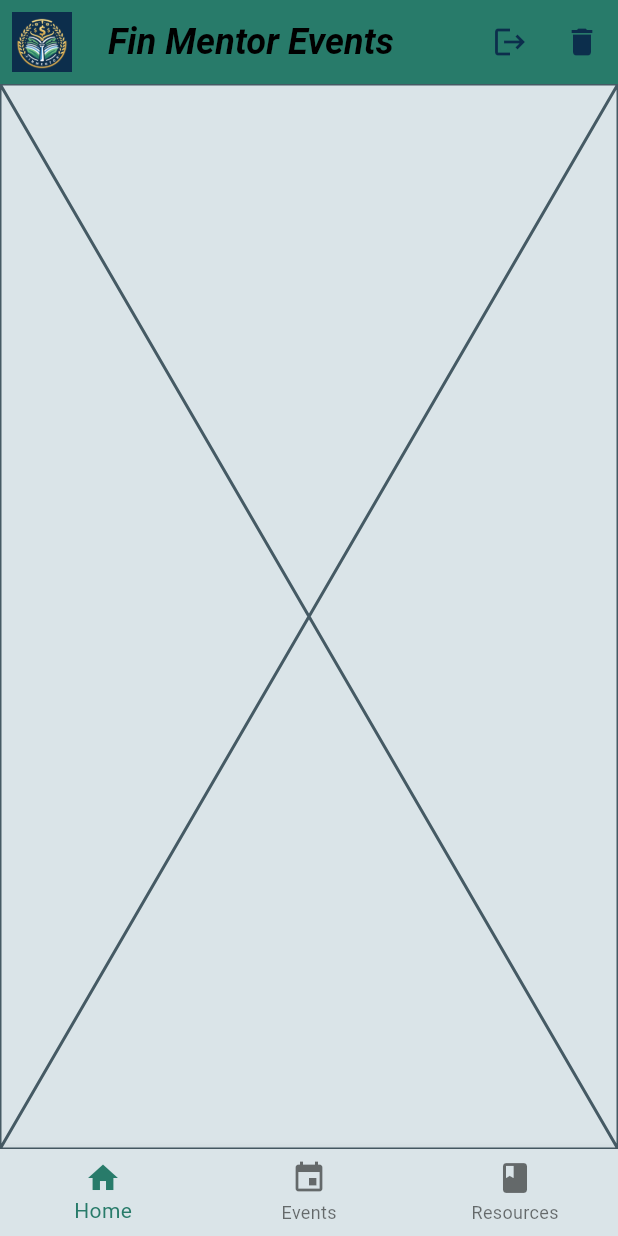
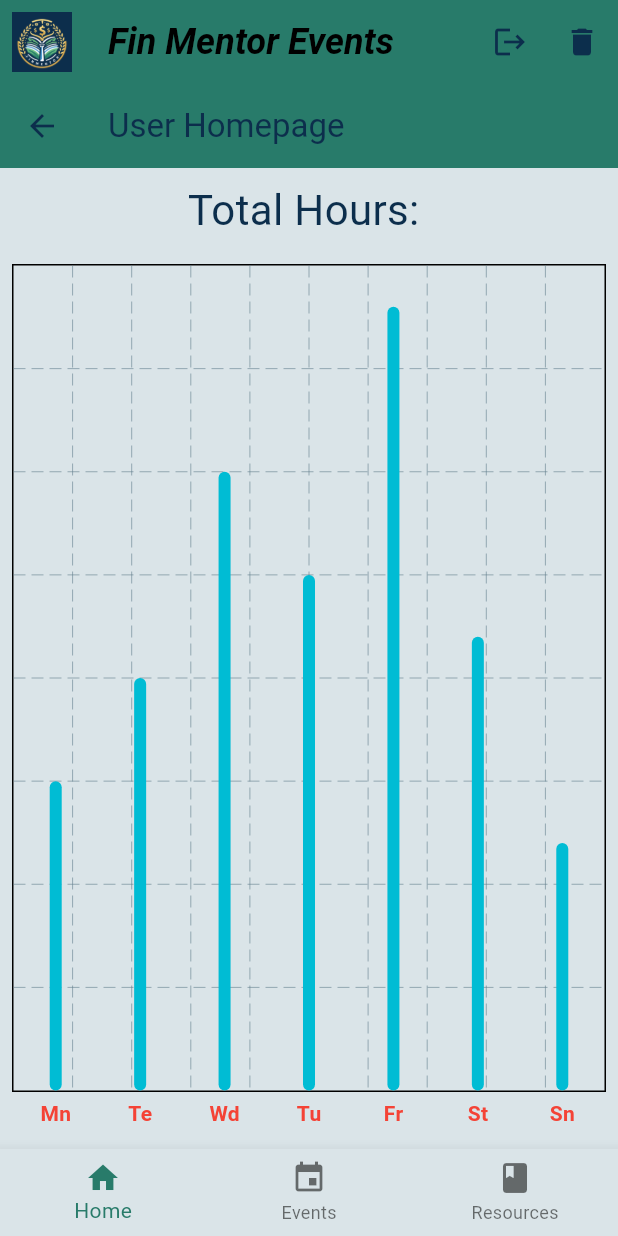
Before and after one commit to Microsoft666666/fin_mentor, a Flutter app: the UserDashboard screen opened directly, on a phone screen of 412 x 824 dp. Run offline on Flutter 3.47's test engine with Material 3 defaults, Android fonts, the phone set to English and light mode, and no system bars; drawn by our look-alikes of fl_chart; our stand-ins replace cloud_firestore, firebase_auth, firebase_core, shared_preferences; missing offline and left inert: pdfx; accounts and stored records are empty.

Commit message:
user page changes

```diff
--- a/lib/user/event_list_user.dart
+++ b/lib/user/event_list_user.dart
@@ -115,7 +115,7 @@ class _EventListUserState extends State<EventListUser> {
                       'signUps': FieldValue.arrayUnion([userId]),
                     });
                     ScaffoldMessenger.of(context).showSnackBar(
-                      const SnackBar(content: Text('Signed up for event')),q
+                      const SnackBar(content: Text('Signed up for event')),
                     );
                   },
                   style: ElevatedButton.styleFrom(
--- a/lib/user/userHomepage.dart
+++ b/lib/user/userHomepage.dart
@@ -1,14 +1,143 @@
+import 'package:fl_chart/fl_chart.dart';
 import 'package:flutter/material.dart';
+
 class UserHomepage extends StatefulWidget {
-  const UserHomepage({super.key});
+  const UserHomepage({Key? key}) : super(key: key);
 
   @override
   State<UserHomepage> createState() => _UserHomepageState();
 }
 
 class _UserHomepageState extends State<UserHomepage> {
+  Widget getTitles(double value, TitleMeta meta) {
+    final style = const TextStyle(
+      color: Colors.red,
+      fontWeight: FontWeight.bold,
+      fontSize: 14,
+    );
+    String text;
+    switch (value.toInt()) {
+      case 0:
+        text = 'Mn';
+        break;
+      case 1:
+        text = 'Te';
+        break;
+      case 2:
+        text = 'Wd';
+        break;
+      case 3:
+        text = 'Tu';
+        break;
+      case 4:
+        text = 'Fr';
+        break;
+      case 5:
+        text = 'St';
+        break;
+      case 6:
+        text = 'Sn';
+        break;
+      default:
+        text = '';
+        break;
+    }
+    return SideTitleWidget(
+      axisSide: meta.axisSide,
+      space: 4,
+      child: Text(text, style: style),
+    );
+  }
+
   @override
   Widget build(BuildContext context) {
-    return const Placeholder();
+    return Scaffold(
+      appBar: AppBar(
+        title: const Text('User Homepage'),
+      ),
+      body: Padding(
+        padding: const EdgeInsets.all(8.0),
+        child: Column(
+          children: [
+            const Text(
+              "Total Hours: ",
+              style: TextStyle(fontSize: 28),
+            ),
+            const SizedBox(height: 16),
+            Expanded(
+              child: BarChart(
+                BarChartData(
+                  alignment: BarChartAlignment.spaceAround,
+                  maxY: 4,
+                  titlesData: FlTitlesData(
+                    show: true,
+                    bottomTitles: AxisTitles(
+                      sideTitles: SideTitles(
+                        showTitles: true,
+                        reservedSize: 30,
+                        getTitlesWidget: getTitles,
+                      ),
+                    ),
+                    leftTitles: AxisTitles(
+                      sideTitles: SideTitles(showTitles: false),
+                    ),
+                    topTitles: AxisTitles(
+                      sideTitles: SideTitles(showTitles: false),
+                    ),
+                    rightTitles: AxisTitles(
+                      sideTitles: SideTitles(showTitles: false),
+                    ),
+                  ),
+                  barGroups: [
+                    BarChartGroupData(
+                      x: 0,
+                      barRods: [
+                        BarChartRodData(toY: 1.5, ),
+                      ],
+                    ),
+                    BarChartGroupData(
+                      x: 1,
+                      barRods: [
+                        BarChartRodData(toY: 2,),
+                      ],
+                    ),
+                    BarChartGroupData(
+                      x: 2,
+                      barRods: [
+                        BarChartRodData(toY: 3,),
+                      ],
+                    ),
+                    BarChartGroupData(
+                      x: 3,
+                      barRods: [
+                        BarChartRodData(toY: 2.5,),
+                      ],
+                    ),
+                    BarChartGroupData(
+                      x: 4,
+                      barRods: [
+                        BarChartRodData(toY: 3.8,),
+                      ],
+                    ),
+                    BarChartGroupData(
+                      x: 5,
+                      barRods: [
+                        BarChartRodData(toY: 2.2, ),
+                      ],
+                    ),
+                    BarChartGroupData(
+                      x: 6,
+                      barRods: [
+                        BarChartRodData(toY: 1.2,),
+                      ],
+                    ),
+                  ],
+                ),
+              ),
+            ),
+          ],
+        ),
+      ),
+    );
   }
 }
--- a/lib/user/userResources.dart
+++ b/lib/user/userResources.dart
@@ -23,7 +23,6 @@ class _UserResourcesState extends State<UserResources> {
 
               },
               child: const Card(
-                  color: const Color.fromRGBO(204, 234, 211, 0.5019607843137255),
                   child: Padding(
                   padding: const EdgeInsets.all(10),
                   child: Row(
@@ -35,13 +34,13 @@ class _UserResourcesState extends State<UserResources> {
                         crossAxisAlignment: CrossAxisAlignment.start,
                         children: [
                           Text("Participant Guide",
-                            style: TextStyle(fontSize: 24, fontWeight: FontWeight.bold),
+                            style: TextStyle(fontSize: 24, fontWeight: FontWeight.bold, color: Colors.white),
                           ),
                           Text("Your handbook for the next chapter.",
-                          style: TextStyle(fontSize: 15),)
+                          style: TextStyle(fontSize: 15, color: Colors.white),)
                         ],
                       ),
-                      Icon(Icons.chevron_right, size: 50,)
+                      Icon(Icons.chevron_right, size: 50, color: Colors.white,)
                     ],
                   ),
                 )
--- a/pubspec.yaml
+++ b/pubspec.yaml
@@ -42,6 +42,7 @@ dependencies:
   provider: ^6.1.2
   flutter_launcher_icons: ^0.14.1
   pdfx: ^2.8.0
+  fl_chart: ^0.69.2
 
 dev_dependencies:
   flutter_test:
```
Also changed, not shown: pubspec.lock.
